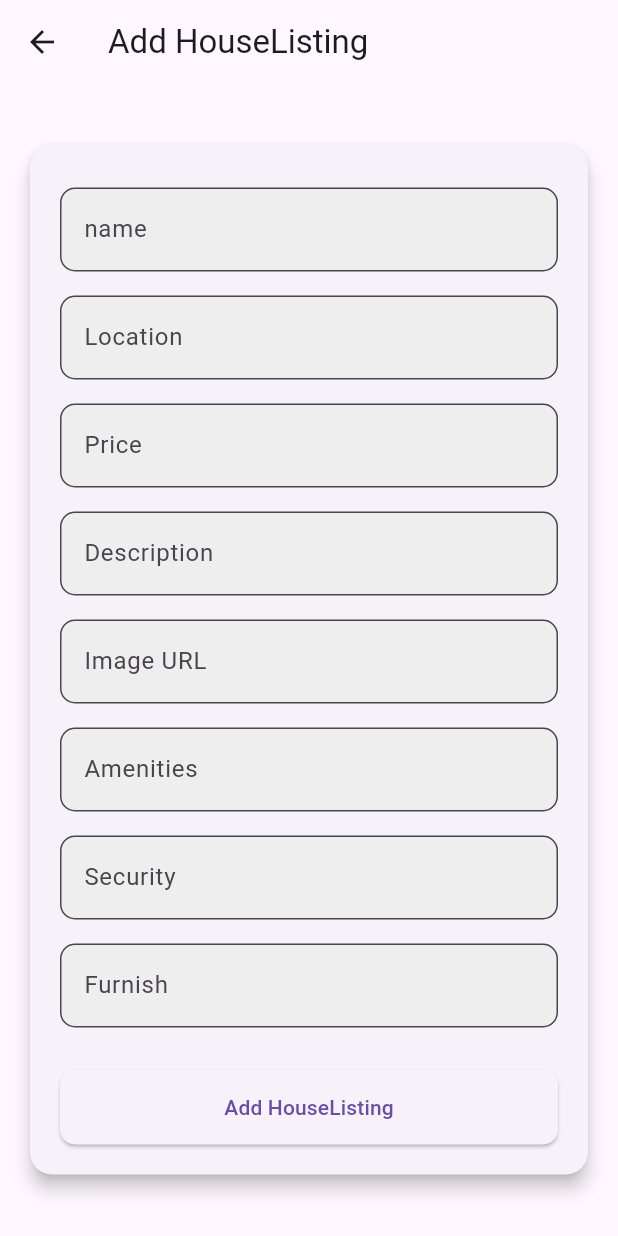
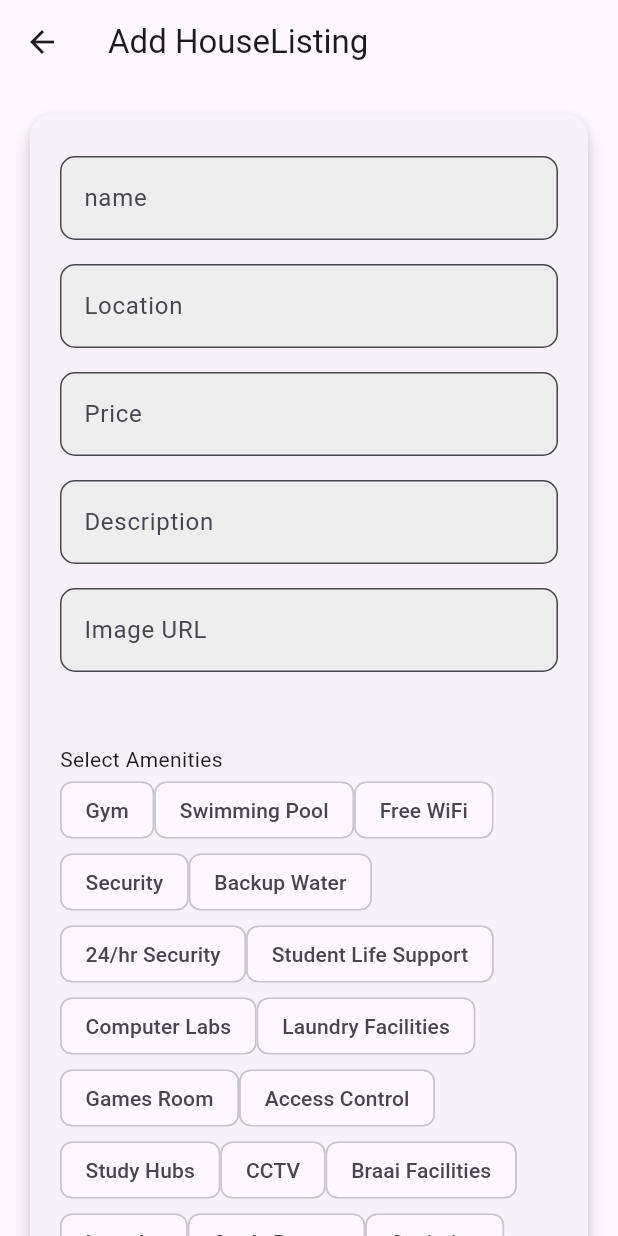
Before and after one commit to ThembaniBliss/ReslocateApp, a Flutter app: the AddAccommodationPage screen opened directly, on a phone screen of 412 x 824 dp. Run offline on Flutter 3.47's test engine with Material 3 defaults, Android fonts, the phone set to English and light mode, and no system bars; our stand-ins replace cached_network_image, carousel_slider, fluttertoast, logger, photo_view, supabase_flutter; accounts and stored records are empty.

Commit message:
fixed the display of the amenities , added some questions to the user

```diff
--- a/lib/add_accommodation_page.dart
+++ b/lib/add_accommodation_page.dart
@@ -1,5 +1,6 @@
 import 'package:flutter/material.dart';
 import 'package:supabase_flutter/supabase_flutter.dart';
+// ignore: unused_import
 import 'package:logger/logger.dart';
 
 
@@ -20,10 +21,43 @@ class _AddAccommodationPageState extends State<AddAccommodationPage> {
   final TextEditingController _priceController = TextEditingController();
   final TextEditingController _descriptionController = TextEditingController();
   final TextEditingController _imageUrlController = TextEditingController();
-  final TextEditingController _amenitiesController = TextEditingController();
-  final TextEditingController _securityController = TextEditingController();
-  final TextEditingController _furnishController = TextEditingController();
   bool isLoading = false;
+
+
+     // List of amenities
+  // ignore: unused_field
+  final List<String> _amenities = [
+    'Gym',
+    'Swimming Pool',
+    'Free WiFi',
+    'Security',
+    'Backup Water',
+    '24/hr Security',
+    'Student Life Support',
+    'Computer Labs',
+    'Laundry Facilities',
+    'Games Room',
+    'Access Control',
+    'Study Hubs',
+    'CCTV',
+    'Braai Facilities',
+    'Laundry',
+    'Study Rooms',
+    'Societies',
+    'Maintenance App',
+    'Events',
+    'TV Rooms',
+    'Biometric Access',
+    'Free Transport to Uni',
+    'Smart Access (Card or Smartphone)',
+    'Facial Recognition',
+    'Room Access (Smart Access)',
+    'Room Access (Padlock)',
+    'Rooftop Recreational Area'];
+
+  // Selected amenities
+  List<String> _selectedAmenities = [];
+
 
   @override
   void initState() {
@@ -36,12 +70,10 @@ class _AddAccommodationPageState extends State<AddAccommodationPage> {
       _descriptionController.text =
           widget.existingAccommodation!['description'] ?? '';
       _imageUrlController.text = widget.existingAccommodation!['image_url'] ?? '';
-      _amenitiesController.text = widget.existingAccommodation!['amenities'] ?? '';
-      _securityController.text = widget.existingAccommodation!['security'] ?? '';
-      _furnishController.text = widget.existingAccommodation!['furnish'] ?? '';
+      _selectedAmenities = List<String>.from(widget.existingAccommodation!['amenities'] ?? []);
+
     }
   }
-
 
 Future<void> addOrUpdateAccommodation() async {
   setState(() {
@@ -54,9 +86,7 @@ Future<void> addOrUpdateAccommodation() async {
     'price': int.tryParse(_priceController.text) ?? 0,
     'description': _descriptionController.text,
     'image_url': _imageUrlController.text,
-    'amenities': _amenitiesController.text,
-    'security': _securityController.text,
-    'furnish': _furnishController.text,
+     'amenities': _selectedAmenities,
   };
 
   try {
@@ -69,23 +99,28 @@ Future<void> addOrUpdateAccommodation() async {
         : await Supabase.instance.client.from('HouseListing').insert(data).select();
 
     // Log response for debugging
+    // ignore: avoid_print
     print(response);
 
     // Supabase now returns a list of results directly
     if (response.isEmpty) {
       // Handle unexpected response format
+      // ignore: use_build_context_synchronously
       ScaffoldMessenger.of(context).showSnackBar(
           const SnackBar(content: Text('Unexpected response format.')));
     } else {
       // Successfully inserted or updated, navigate back
+      // ignore: use_build_context_synchronously
       Navigator.pop(context);
     }
   } on PostgrestException catch (error) {
     // Handle specific Supabase-related exceptions
+    // ignore: use_build_context_synchronously
     ScaffoldMessenger.of(context).showSnackBar(
         SnackBar(content: Text('Error: ${error.message}')));
   } catch (e) {
     // Handle general exceptions
+    // ignore: use_build_context_synchronously
     ScaffoldMessenger.of(context)
         .showSnackBar(SnackBar(content: Text('Error: $e')));
   } finally {
@@ -94,7 +129,6 @@ Future<void> addOrUpdateAccommodation() async {
     });
   }
 }
-
 
   @override
   Widget build(BuildContext context) {
@@ -122,9 +156,29 @@ Future<void> addOrUpdateAccommodation() async {
                   buildTextField(_priceController, 'Price', keyboardType: TextInputType.number),
                   buildTextField(_descriptionController, 'Description'),
                   buildTextField(_imageUrlController, 'Image URL'),
-                  buildTextField(_amenitiesController, 'Amenities'),
-                  buildTextField(_securityController, 'Security'),
-                  buildTextField(_furnishController, 'Furnish'),
+                  const SizedBox(height: 20),
+
+                  // Amenity Picker
+                  const SizedBox(height: 20),
+                  const Text('Select Amenities'),
+                  Wrap(
+                    children: _amenities.map((amenity) {
+                      return FilterChip(
+                        label: Text(amenity),
+                        selected: _selectedAmenities.contains(amenity),
+                        onSelected: (bool selected) {
+                          setState(() {
+                            if (selected) {
+                              _selectedAmenities.add(amenity);
+                            } else {
+                              _selectedAmenities.remove(amenity);
+                            }
+                          });
+                        },
+                      );
+                    }).toList(),
+                  ),
+
                   const SizedBox(height: 20),
                   isLoading
                       ? const CircularProgressIndicator()
@@ -167,6 +221,4 @@ Future<void> addOrUpdateAccommodation() async {
       ),
     );
   }
-
-
 }
```
Also changed, not shown: lib/binterest_form_page.dart (+98 -62 lines), lib/image_gallery_page.dart (+26 -24 lines).
